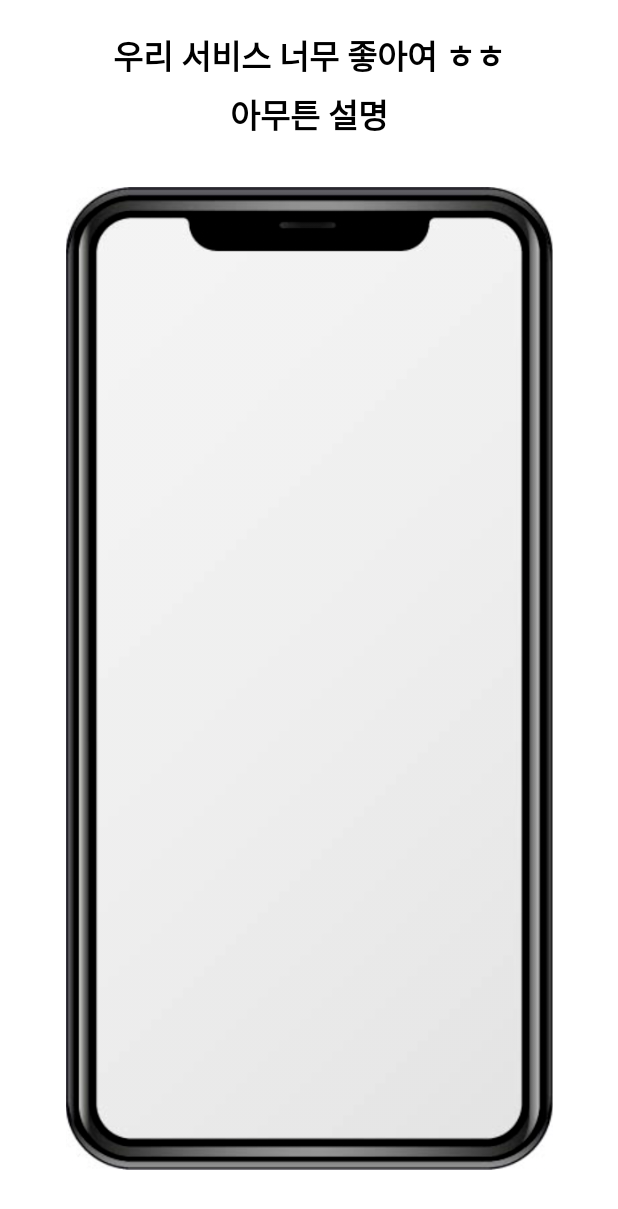
After one commit to sseung416/DgswSol, an Android app: the layout intro_view_pager_fragment.xml on its own in the app's theme, with its tools: preview values and no code run, on a phone screen of 412 x 824 dp. The commit adds this screen. Shown: the top 1209 px of the screen. Run offline under Robolectric (Android 15) with nearby library versions, the phone set to English and light mode, and no system bars.

Commit message:
[Update] IntroFragment ViewPager + indicator

```diff
--- /dev/null
+++ b/presenter/src/main/res/layout/intro_view_pager_fragment.xml
@@ -0,0 +1,49 @@
+<?xml version="1.0" encoding="utf-8"?>
+<androidx.constraintlayout.widget.ConstraintLayout xmlns:android="http://schemas.android.com/apk/res/android"
+    xmlns:app="http://schemas.android.com/apk/res-auto"
+    xmlns:tools="http://schemas.android.com/tools"
+    android:layout_width="match_parent"
+    android:layout_height="match_parent"
+    android:gravity="center"
+    android:orientation="vertical"
+    android:padding="20dp"
+    tools:context=".view.fragment.IntroViewPagerFragment">
+
+    <TextView
+        android:id="@+id/tv1_intro_view_pager_item"
+        style="@style/BoldTextView"
+        android:layout_width="match_parent"
+        android:layout_height="wrap_content"
+        android:gravity="center"
+        android:text="우리 서비스 너무 좋아여 ㅎㅎ"
+        app:layout_constraintBottom_toTopOf="@+id/tv2_intro_view_pager_item"
+        app:layout_constraintEnd_toEndOf="parent"
+        app:layout_constraintStart_toStartOf="parent"
+        app:layout_constraintTop_toTopOf="parent" />
+
+    <TextView
+        android:id="@+id/tv2_intro_view_pager_item"
+        style="@style/BoldTextView"
+        android:layout_width="match_parent"
+        android:layout_height="wrap_content"
+        android:layout_marginTop="6dp"
+        android:gravity="center"
+        android:text="아무튼 설명"
+        app:layout_constraintEnd_toEndOf="parent"
+        app:layout_constraintStart_toStartOf="parent"
+        app:layout_constraintTop_toBottomOf="@+id/tv1_intro_view_pager_item" />
+
+    <ImageView
+        android:id="@+id/iv_intro_view_pager_item"
+        android:layout_width="wrap_content"
+        android:layout_height="0dp"
+        android:layout_gravity="center"
+        android:layout_marginTop="32dp"
+        android:layout_marginBottom="24dp"
+        app:layout_constraintBottom_toBottomOf="parent"
+        app:layout_constraintEnd_toEndOf="parent"
+        app:layout_constraintStart_toStartOf="parent"
+        app:layout_constraintTop_toBottomOf="@+id/tv2_intro_view_pager_item"
+        tools:src="@drawable/phone_frame" />
+
+</androidx.constraintlayout.widget.ConstraintLayout>
--- a/presenter/src/main/res/values/strings.xml
+++ b/presenter/src/main/res/values/strings.xml
@@ -5,4 +5,5 @@
     <string name="my_assets">My자산</string>
     <string name="banking">뱅킹</string>
     <string name="life">라이프</string>
+    <string name="start">시작하기</string>
 </resources>
--- a/presenter/src/main/res/values/themes.xml
+++ b/presenter/src/main/res/values/themes.xml
@@ -11,7 +11,9 @@
         <item name="colorOnSecondary">@color/black</item>
         <!-- Status bar color. -->
         <item name="android:statusBarColor" tools:targetApi="l">?attr/colorPrimaryVariant</item>
-        <!-- Customize your theme here. -->
+        <!-- No action bar -->
+        <item name="windowActionBar">false</item>
+        <item name="windowNoTitle">true</item>
     </style>
 
     <style name="SplashTheme" parent="Theme.MaterialComponents.DayNight.NoActionBar">
@@ -34,4 +36,10 @@
         <item name="android:textColor">@color/black</item>
         <item name="android:textSize">15sp</item>
     </style>
+
+    <style name="MainColorBtn" parent="Widget.AppCompat.Button">
+        <item name="background">@color/main_sky_blue</item>
+        <item name="android:textColor">@color/white</item>
+        <item name="android:textSize">18sp</item>
+    </style>
 </resources>
```
Also changed, not shown: presenter/src/main/AndroidManifest.xml (+8 -10 lines), presenter/src/main/java/com/example/a2ndproject/view/adapter/IntroViewPagerAdapter.kt (added, +32 -0 lines), presenter/src/main/java/com/example/a2ndproject/view/fragment/IntroFragment.kt (+31 -3 lines), presenter/src/main/java/com/example/a2ndproject/view/viewmodel/IntroViewModel.kt (deleted, +0 -7 lines), presenter/src/main/res/drawable/dot_indicator_background.xml (added, +21 -0 lines), presenter/src/main/res/layout/intro_fragment.xml (+52 -4 lines), presenter/src/main/res/drawable/phone_frame.jpg (added).
